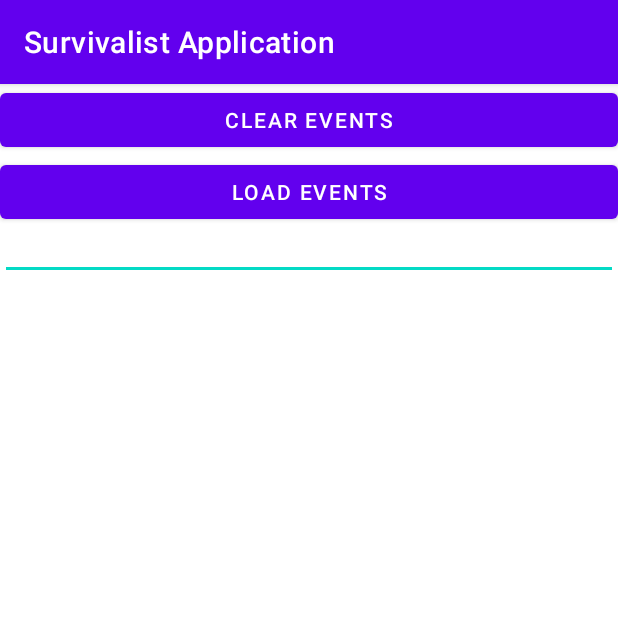
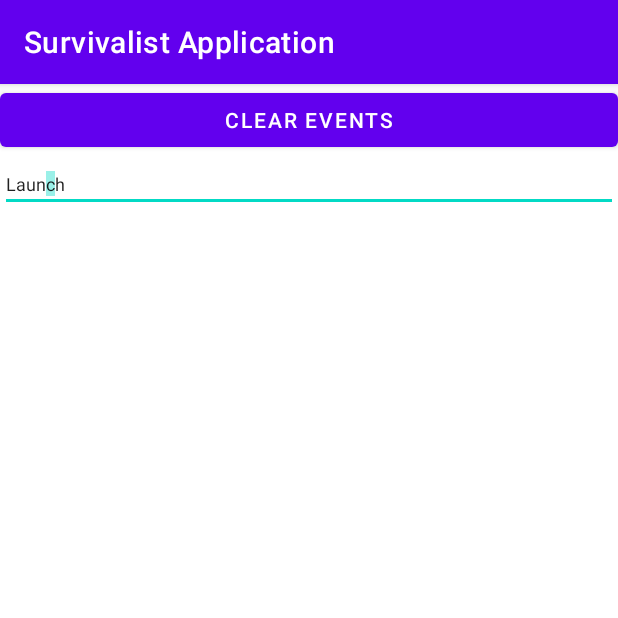
Before and after one commit to psa98/Dont_Kill_My_App, an Android app: the screen it shows after launch (InfoActivity), on a phone screen of 412 x 824 dp, the top half of it. Run offline under Robolectric (Android 15) with nearby library versions, the light colour scheme and no system bars; 3 statements that could not run were skipped.

Commit message:
1 commit

```diff
--- a/app/src/main/java/c/ponom/survivalistapplication/App.java
+++ b/app/src/main/java/c/ponom/survivalistapplication/App.java
@@ -7,6 +7,7 @@ import android.content.Intent;
 import android.content.IntentFilter;
 import android.content.SharedPreferences;
 
+import androidx.lifecycle.MutableLiveData;
 import androidx.work.OneTimeWorkRequest;
 import androidx.work.WorkManager;
 
@@ -36,6 +37,8 @@ Target СДК 31 - воркер с приоритетом + смотреть к
 
 public class App extends Application {
 
+
+    public static MutableLiveData<String> liveList=new MutableLiveData<>();
     public static int tickCount;
     public static final long FREQUENT_REQUEST_PERIOD=30;
     private static final long INFREQUENT_REQUEST_PERIOD=300;
@@ -55,6 +58,8 @@ public class App extends Application {
         launchFrequentWorkRequest(FREQUENT_REQUEST_PERIOD);
         KeepAliveReceiver keepAliveReceiver =new KeepAliveReceiver();
         this.registerReceiver(keepAliveReceiver,new IntentFilter(Intent.ACTION_TIME_TICK));
+        appendEvent("\n Relaunch");
+        liveList.postValue(fullListString);
     }
 
     static void registerTick(){
@@ -88,6 +93,7 @@ public class App extends Application {
     private static synchronized void  appendEvent (String eventString){
         String oldEventsList= getParameterString("events");
         saveParameter(oldEventsList+eventString,"events", STRING);
+        liveList.postValue(oldEventsList+eventString);
     }
 
     public static void launchFrequentWorkRequest(long period) {
--- a/app/src/main/java/c/ponom/survivalistapplication/InfoActivity.java
+++ b/app/src/main/java/c/ponom/survivalistapplication/InfoActivity.java
@@ -1,6 +1,8 @@
 package c.ponom.survivalistapplication;
 
 import androidx.appcompat.app.AppCompatActivity;
+import androidx.lifecycle.LiveData;
+import androidx.lifecycle.Observer;
 import androidx.work.ExistingPeriodicWorkPolicy;
 import androidx.work.PeriodicWorkRequest;
 import androidx.work.WorkManager;
@@ -25,6 +27,21 @@ public class InfoActivity extends AppCompatActivity {
         super.onCreate(savedInstanceState);
         setContentView(R.layout.activity_main);
         list =findViewById(R.id.logList);
+
+
+        LiveData<String> eventList = App.liveList;
+        eventList.observe(this, new Observer<String>() {
+            @Override
+            public void onChanged(String newList) {
+                showAndScrollToEnd(newList);
+            }
+        });
+    }
+
+    private void showAndScrollToEnd(String newList) {
+        list.setText(newList);
+        list.setSelection(newList.length()-2,newList.length()-1);
+        list.clearFocus();
     }
 
     public void showFullLog(View view) {
@@ -38,9 +55,5 @@ public class InfoActivity extends AppCompatActivity {
         list.setText("");
     }
 
-    @Override
-    protected void onResume() {
-        super.onResume();
-        list.setText(getParameterString("events"));
-    }
+
 }
--- a/app/src/main/java/c/ponom/survivalistapplication/RelaunchWorkRequest.java
+++ b/app/src/main/java/c/ponom/survivalistapplication/RelaunchWorkRequest.java
@@ -28,9 +28,9 @@ public class RelaunchWorkRequest extends Worker {
         // задача воркера  - рестарт нового одноразового
         App.registerWorkerEvent();
         Set tags = getTags();
-        String tagtring = (String) getTags().toArray()[1];
+        String tagString = (String) getTags().toArray()[1];
 
-        int period = Integer.getInteger(tagtring);
+        int period = Integer.parseInt(tagString);
         // извлекаем данные о заданном времени из единственного тэга.
         App.launchFrequentWorkRequest(period);
         return Result.success();
--- a/app/src/main/res/layout/activity_main.xml
+++ b/app/src/main/res/layout/activity_main.xml
@@ -14,25 +14,19 @@
         android:layout_height="wrap_content"
         android:onClick="clearEvents"
         tools:ignore="HardcodedText">
-
     </Button>
 
-    <Button
-        android:text="Load events"
-        android:layout_width="match_parent"
-        android:layout_height="wrap_content"
-        android:onClick="showFullLog"
-        tools:ignore="HardcodedText">
 
-    </Button>
 
     <EditText
         android:inputType="none"
-
+        android:ellipsize="end"
+        android:scrollbars="vertical"
         android:id="@+id/logList"
-         android:textSize="10sp"
+        android:textSize="12sp"
         android:layout_width="match_parent"
         android:layout_height="wrap_content"
-      />
+        android:importantForAutofill="no"
+        tools:ignore="LabelFor" />
 
 </LinearLayout>
```
